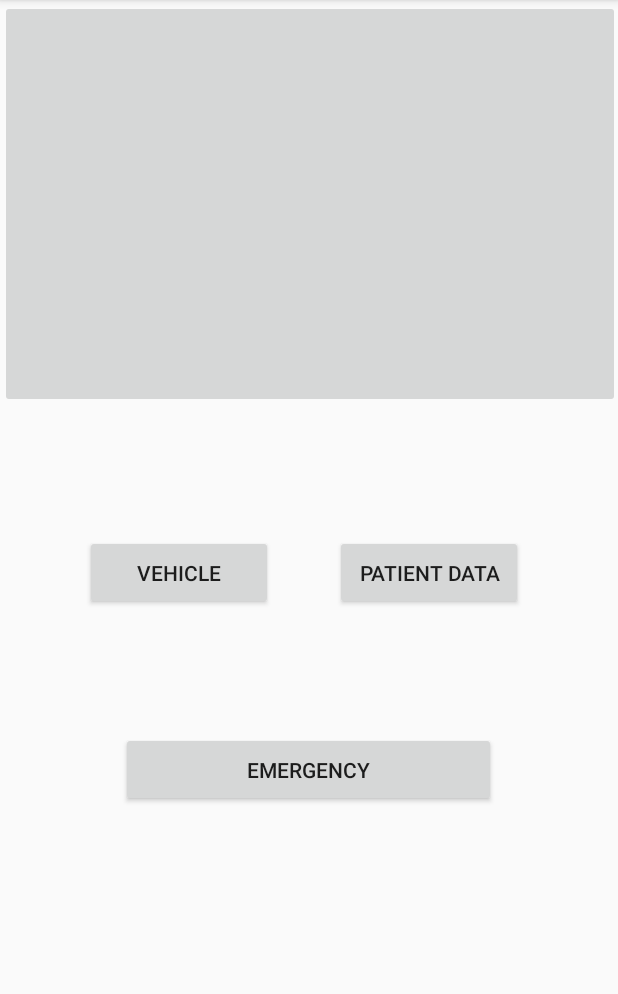
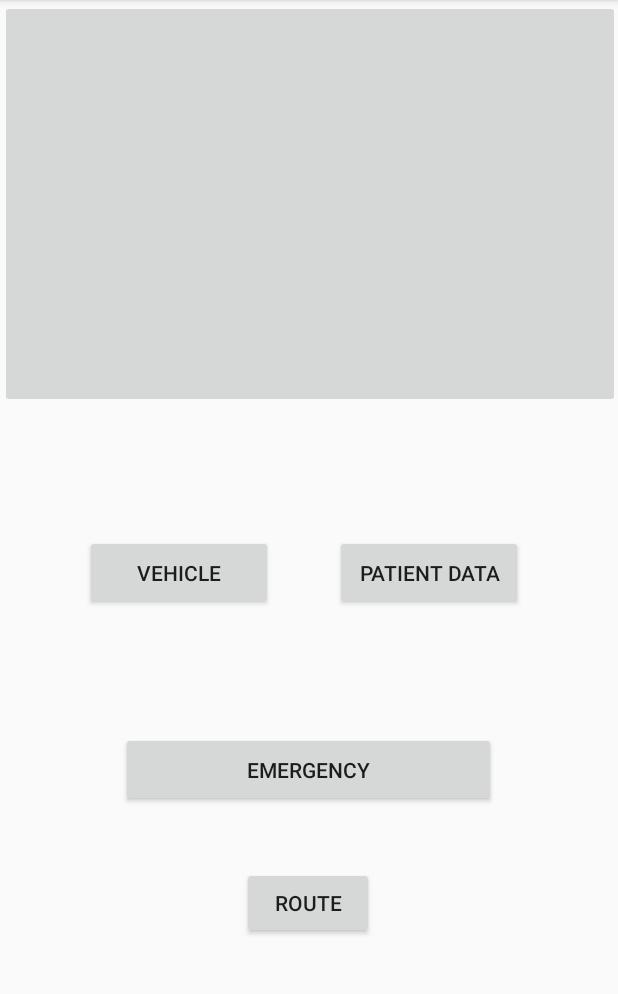
Before and after one commit to Sriragavendran/E-Recovery1, an Android app: the operationActivity screen opened directly, with no data from a screen before it, on a phone screen of 412 x 824 dp, the part 84-1078 px from its top. Run offline under Robolectric (Android 15) with nearby library versions, the phone set to English and light mode, and no system bars.

```diff
--- a/app/build.gradle
+++ b/app/build.gradle
@@ -41,5 +41,6 @@ dependencies {
     implementation files('libs/activation.jar')
     implementation files('libs/additional.jar')
     implementation files('libs/mail.jar')
+    implementation 'com.google.firebase:firebase-database:16.0.4'
 }
 apply plugin: 'com.google.gms.google-services'
--- a/app/src/main/AndroidManifest.xml
+++ b/app/src/main/AndroidManifest.xml
@@ -1,11 +1,9 @@
 <?xml version="1.0" encoding="utf-8"?>
-
 <manifest xmlns:android="http://schemas.android.com/apk/res/android"
     xmlns:tools="http://schemas.android.com/tools"
     package="com.example.e_recovery">
 
     <uses-permission android:name="android.permission.INTERNET" />
-
 
     <application
         android:allowBackup="true"
@@ -24,12 +22,12 @@
                 <category android:name="android.intent.category.LAUNCHER" />
             </intent-filter>
         </activity>
+        <activity android:name=".signalActivity"/>
         <activity android:name=".vehicleActivity" />
         <activity android:name=".patientActivity" />
         <activity android:name=".operationActivity" />
         <activity android:name=".registerActivity" />
         <activity android:name=".FunctionActivity" />
-
     </application>
 
 </manifest>
--- a/app/src/main/java/com/example/e_recovery/operationActivity.java
+++ b/app/src/main/java/com/example/e_recovery/operationActivity.java
@@ -14,15 +14,16 @@ import mailer.EMailSender;
 public class operationActivity extends AppCompatActivity {
     private static final String mailId = "erecoveryapplication05@gmail.com";
     private static final String password = "recover@123";
-    private Button vehicle, patientData, emergency;
+    private Button vehicle, patientData, emergency,route;
 
     @Override
-    protected void onCreate(Bundle savedInstanceState) {
+    protected void onCreate(final Bundle savedInstanceState) {
         super.onCreate(savedInstanceState);
         setContentView(R.layout.activity_operation);
         vehicle = findViewById(R.id.vehicle);
         patientData = findViewById(R.id.pdata);
         emergency = findViewById(R.id.emergency);
+        route=findViewById(R.id.route);
         vehicle.setOnClickListener(new View.OnClickListener() {
             @Override
             public void onClick(View v) {
@@ -39,6 +40,12 @@ public class operationActivity extends AppCompatActivity {
             @Override
             public void onClick(View v) {
                 sendEmail();
+            }
+        });
+        route.setOnClickListener(new View.OnClickListener() {
+            @Override
+            public void onClick(View v) {
+                startActivity(new Intent(operationActivity.this,signalActivity.class));
             }
         });
 
--- a/app/src/main/res/layout/activity_operation.xml
+++ b/app/src/main/res/layout/activity_operation.xml
@@ -53,4 +53,16 @@
         app:layout_constraintStart_toStartOf="parent"
         app:layout_constraintTop_toBottomOf="@+id/imageButton2"
         app:layout_constraintVertical_bias="0.0" />
+
+    <Button
+        android:id="@+id/route"
+        android:layout_width="wrap_content"
+        android:layout_height="wrap_content"
+        android:text="Route"
+        app:layout_constraintBottom_toBottomOf="parent"
+        app:layout_constraintEnd_toEndOf="parent"
+        app:layout_constraintHorizontal_bias="0.498"
+        app:layout_constraintStart_toStartOf="parent"
+        app:layout_constraintTop_toBottomOf="@+id/emergency"
+        app:layout_constraintVertical_bias="0.22" />
 </androidx.constraintlayout.widget.ConstraintLayout>
```
Also changed, not shown: app/src/main/java/com/example/e_recovery/patientActivity.java (+21 -8 lines), app/src/main/java/com/example/e_recovery/signalActivity.java (added, +41 -0 lines), app/src/main/java/com/example/e_recovery/vehicleActivity.java (+24 -5 lines), app/src/main/res/layout/activity_signal.xml (added, +29 -0 lines).
